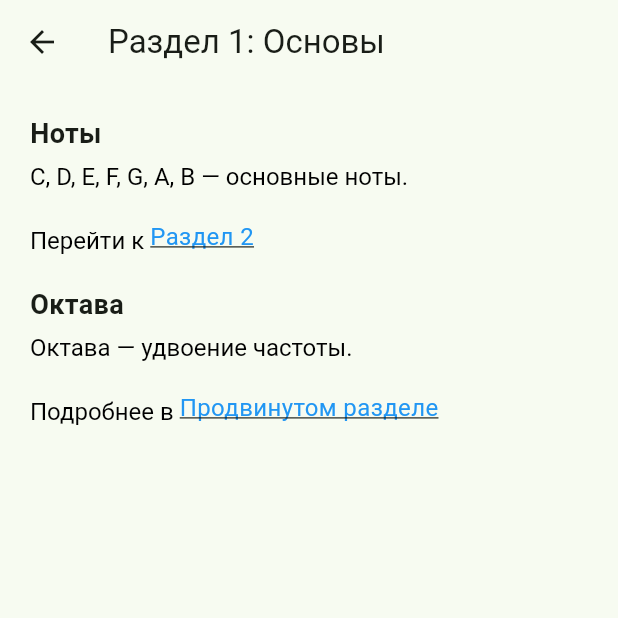
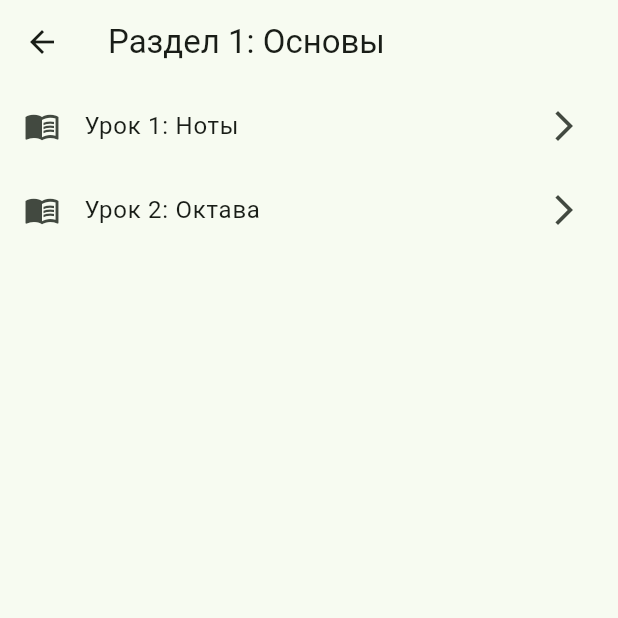
Before and after one commit to OGonThaBlock/CourseProject7sem, a Flutter app: the TheoryPage screen opened directly, after a tap on "Раздел 1: Основы", on a phone screen of 412 x 824 dp, the top half of it. Run offline on Flutter 3.47's test engine with Material 3 defaults, Android fonts, the light colour scheme and no system bars; our stand-ins replace flutter_markdown, just_audio, permission_handler, shared_preferences, webview_flutter; accounts and stored records are empty.

Commit message:
Quiz mechanics 1.1

```diff
--- a/lib/main.dart
+++ b/lib/main.dart
@@ -539,33 +539,117 @@ class ChordViewPage extends StatelessWidget {
   }
 }
 
-class TheoryPage extends StatelessWidget {
+class TheoryPage extends StatefulWidget {
   const TheoryPage({super.key});
 
   @override
+  State<TheoryPage> createState() => _TheoryPageState();
+}
+
+class _TheoryPageState extends State<TheoryPage> {
+  List<TheoryData> sections = [];
+  Map<String, double> results = {};
+  int passedCount = 0;
+
+  @override
+  void initState() {
+    super.initState();
+    _load();
+  }
+
+  Future<void> _load() async {
+    final data = TheoryApiService.getTheorySections();
+    final res = await ProgressService.getAllResults();
+    final passed = await ProgressService.getPassedCount(data);
+
+    setState(() {
+      sections = data;
+      results = res;
+      passedCount = passed;
+    });
+  }
+
+  bool _isUnlocked(int index) {
+    if (index == 0) return true;
+
+    final prev = sections[index - 1];
+    final prevScore = results[prev.id] ?? 0.0;
+
+    if (prev.quiz == null) return true;
+    return prevScore >= ProgressService.passThreshold;
+  }
+
+  Color _getColor(double score) {
+    if (score == 0) return Colors.grey;
+    if (score < 0.7) return Colors.red;
+    return Colors.green;
+  }
+
+  @override
   Widget build(BuildContext context) {
-    final sections = TheoryApiService.getTheorySections();
+    final total = sections.length;
+    final progress = total == 0 ? 0.0 : passedCount / total;
 
     return Scaffold(
       appBar: AppBar(title: const Text("Теория")),
-      body: ListView.builder(
+      body: Column(
+        children: [
+          Padding(
+            padding: const EdgeInsets.all(16),
+            child: Column(
+              children: [
+                Text(
+                  "Прогресс: $passedCount / $total",
+                  style: const TextStyle(fontSize: 16),
+                ),
+                const SizedBox(height: 8),
+                LinearProgressIndicator(value: progress),
+              ],
+            ),
+          ),
+
+          Expanded(
+            child: ListView.builder(
               itemCount: sections.length,
               itemBuilder: (context, index) {
                 final section = sections[index];
+                final unlocked = _isUnlocked(index);
+                final score = results[section.id] ?? 0.0;
 
-          return ListTile(
+                return Card(
+                  color: unlocked
+                      ? _getColor(score).withOpacity(0.2)
+                      : Colors.grey.withOpacity(0.1),
+                  child: ListTile(
+                    leading: Icon(
+                      unlocked ? Icons.book : Icons.lock,
+                    ),
                     title: Text(section.title),
-            trailing: const Icon(Icons.arrow_forward_ios),
-            onTap: () {
+                    subtitle: Text(
+                      unlocked
+                          ? "Прогресс: ${(score * 100).toStringAsFixed(0)}%"
+                          : "Заблокировано",
+                    ),
+                    trailing: unlocked
+                        ? const Icon(Icons.arrow_forward_ios)
+                        : null,
+                    onTap: unlocked
+                        ? () {
                       Navigator.push(
                         context,
                         MaterialPageRoute(
-                  builder: (_) => TheoryDetailPage(data: section),
+                          builder: (_) =>
+                              TheoryDetailPage(data: section),
+                        ),
+                      ).then((_) => _load());
+                    }
+                        : null,
                   ),
                 );
               },
-          );
-        },
+            ),
+          ),
+        ],
       ),
     );
   }
@@ -580,18 +664,33 @@ class TheoryDetailPage extends StatelessWidget {
   Widget build(BuildContext context) {
     return Scaffold(
       appBar: AppBar(title: Text(data.title)),
-      body: SingleChildScrollView(
-        padding: const EdgeInsets.all(20),
-        child: Column(
-          crossAxisAlignment: CrossAxisAlignment.start,
+      body: ListView(
         children: [
-            for (var section in data.sections)
-              _buildSection(section, context),
+          for (int i = 0; i < data.sections.length; i++)
+            ListTile(
+              leading: const Icon(Icons.menu_book),
+              title: Text("Урок ${i + 1}: ${data.sections[i].heading}"),
+              trailing: const Icon(Icons.arrow_forward_ios),
+              onTap: () {
+                Navigator.push(
+                  context,
+                  MaterialPageRoute(
+                    builder: (_) => LessonPage(
+                      section: data.sections[i],
+                      allSections: data.sections,
+                      index: i,
+                    ),
+                  ),
+                );
+              },
+            ),
 
-            if (data.quiz != null) ...[
-              const SizedBox(height: 20),
-              ElevatedButton(
-                onPressed: () {
+          if (data.quiz != null)
+            ListTile(
+              leading: const Icon(Icons.quiz),
+              title: const Text("Тест"),
+              trailing: const Icon(Icons.arrow_forward_ios),
+              onTap: () {
                 Navigator.push(
                   context,
                   MaterialPageRoute(
@@ -602,99 +701,83 @@ class TheoryDetailPage extends StatelessWidget {
                   ),
                 );
               },
-                child: const Text("Пройти тест"),
             ),
-            ]
+        ],
+      ),
+    );
+  }
+}
+
+class LessonPage extends StatelessWidget {
+  final TheorySection section;
+  final List<TheorySection> allSections;
+  final int index;
+
+  const LessonPage({
+    super.key,
+    required this.section,
+    required this.allSections,
+    required this.index,
+  });
+
+  @override
+  Widget build(BuildContext context) {
+    return Scaffold(
+      appBar: AppBar(title: Text(section.heading)),
+      body: Padding(
+        padding: const EdgeInsets.all(20),
+        child: Column(
+          children: [
+            Expanded(
+              child: SingleChildScrollView(
+                child: Text(
+                  section.content,
+                  style: const TextStyle(fontSize: 16),
+                ),
+              ),
+            ),
+
+            Row(
+              mainAxisAlignment: MainAxisAlignment.spaceBetween,
+              children: [
+                if (index > 0)
+                  ElevatedButton(
+                    onPressed: () {
+                      Navigator.pushReplacement(
+                        context,
+                        MaterialPageRoute(
+                          builder: (_) => LessonPage(
+                            section: allSections[index - 1],
+                            allSections: allSections,
+                            index: index - 1,
+                          ),
+                        ),
+                      );
+                    },
+                    child: const Text("Назад"),
+                  ),
+
+                if (index < allSections.length - 1)
+                  ElevatedButton(
+                    onPressed: () {
+                      Navigator.pushReplacement(
+                        context,
+                        MaterialPageRoute(
+                          builder: (_) => LessonPage(
+                            section: allSections[index + 1],
+                            allSections: allSections,
+                            index: index + 1,
+                          ),
+                        ),
+                      );
+                    },
+                    child: const Text("Далее"),
+                  ),
+              ],
+            )
           ],
         ),
       ),
-    );
-  }
-
-  Widget _buildSection(TheorySection section, BuildContext context) {
-    return Column(
-      crossAxisAlignment: CrossAxisAlignment.start,
-      children: [
-        Text(
-          section.heading,
-          style: const TextStyle(
-            fontSize: 18,
-            fontWeight: FontWeight.bold,
-          ),
-        ),
-        const SizedBox(height: 6),
-        _buildContent(section.content, context),
-        const SizedBox(height: 20),
-      ],
-    );
-  }
-
-  Widget _buildContent(String content, BuildContext context) {
-    final regex = RegExp(r'\[(.*?)\]\((.*?)\)');
-    final matches = regex.allMatches(content);
-
-    if (matches.isEmpty) {
-      return Text(content, style: const TextStyle(fontSize: 16));
-    }
-
-    List<InlineSpan> spans = [];
-    int lastIndex = 0;
-
-    for (final match in matches) {
-      if (match.start > lastIndex) {
-        spans.add(TextSpan(
-          text: content.substring(lastIndex, match.start),
-          style: const TextStyle(
-            color: Colors.black,
-            fontSize: 16,
-          ),
-        ));
-      }
-
-      final linkText = match.group(1)!;
-      final linkId = match.group(2)!;
-
-      spans.add(
-        WidgetSpan(
-          child: GestureDetector(
-            onTap: () {
-              final target = TheoryApiService.getById(linkId);
-              if (target != null) {
-                Navigator.push(
-                  context,
-                  MaterialPageRoute(
-                    builder: (_) => TheoryDetailPage(data: target),
-                  ),
-                );
-              }
-            },
-            child: Text(
-              linkText,
-              style: const TextStyle(
-                color: Colors.blue,
-                decoration: TextDecoration.underline,
-                fontSize: 16,
-              ),
-            ),
-          ),
-        ),
-      );
-
-      lastIndex = match.end;
-    }
-
-    if (lastIndex < content.length) {
-      spans.add(TextSpan(
-        text: content.substring(lastIndex),
-        style: const TextStyle(
-          color: Colors.black,
-          fontSize: 16,
-        ),
-      ));
-    }
-
-    return RichText(
-      text: TextSpan(children: spans),
     );
   }
 }
@@ -719,10 +802,15 @@ class _QuizPageState extends State<QuizPage> {
   int current = 0;
   int score = 0;
   int? selected;
+  List<QuizQuestion> wrongAnswers = [];
 
   void next() {
-    if (selected == widget.questions[current].correctIndex) {
+    final currentQuestion = widget.questions[current];
+
+    if (selected == currentQuestion.correctIndex) {
       score++;
+    } else {
+      wrongAnswers.add(currentQuestion);
     }
 
     if (current < widget.questions.length - 1) {
@@ -746,17 +834,38 @@ class _QuizPageState extends State<QuizPage> {
       context: context,
       builder: (_) => AlertDialog(
         title: const Text("Результат"),
-        content: Text(
-          "Правильных ответов: $score из ${widget.questions.length}",
+        content: Column(
+          mainAxisSize: MainAxisSize.min,
+          children: [
+            Text("Правильных: $score из ${widget.questions.length}"),
+            if (wrongAnswers.isNotEmpty)
+              Text("Ошибок: ${wrongAnswers.length}"),
+          ],
         ),
         actions: [
+          if (wrongAnswers.isNotEmpty)
             TextButton(
               onPressed: () {
-              Navigator.pop(context); // закрыть диалог
-              Navigator.pop(context); // назад
+                Navigator.pop(context);
+                Navigator.pushReplacement(
+                  context,
+                  MaterialPageRoute(
+                    builder: (_) => QuizPage(
+                      questions: wrongAnswers,
+                      theoryId: widget.theoryId,
+                    ),
+                  ),
+                );
               },
-            child: const Text("ОК"),
-          )
+              child: const Text("Повторить ошибки"),
+            ),
+          TextButton(
+            onPressed: () {
+              Navigator.pop(context);
+              Navigator.pop(context);
+            },
+            child: const Text("Закрыть"),
+          ),
         ],
       ),
     );
--- a/lib/services/theory_api_service.dart
+++ b/lib/services/theory_api_service.dart
@@ -30,6 +30,29 @@ class ProgressService {
     }
 
     return results;
+  }
+
+  static const double passThreshold = 0.7;
+
+  static Future<bool> isPassed(String theoryId) async {
+    final result = await getResult(theoryId);
+    return result >= passThreshold;
+  }
+
+  static Future<int> getPassedCount(List<TheoryData> sections) async {
+    int count = 0;
+
+    for (var s in sections) {
+      if (s.quiz != null) {
+        if (await isPassed(s.id)) {
+          count++;
+        }
+      } else {
+        count++; // если без теста — считаем пройденным
+      }
+    }
+
+    return count;
   }
 }
 
```
Lines whose indentation alone changed are shown as unchanged.
